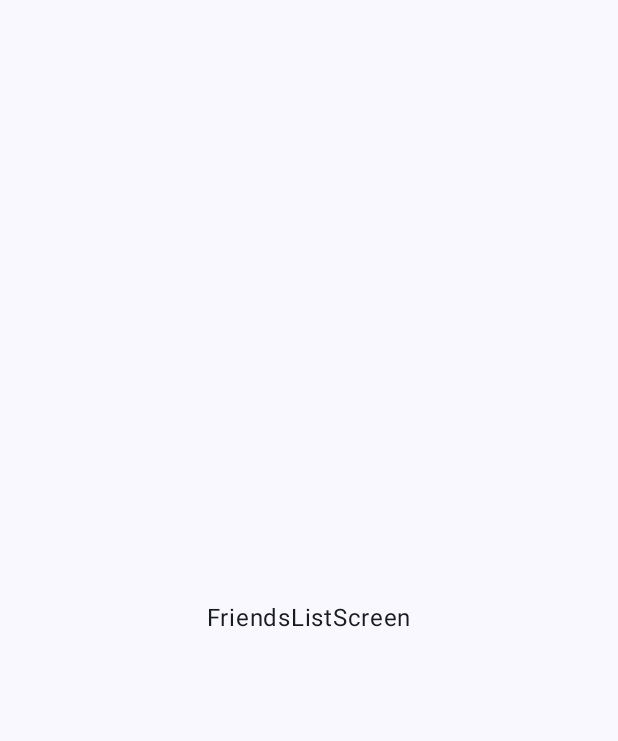
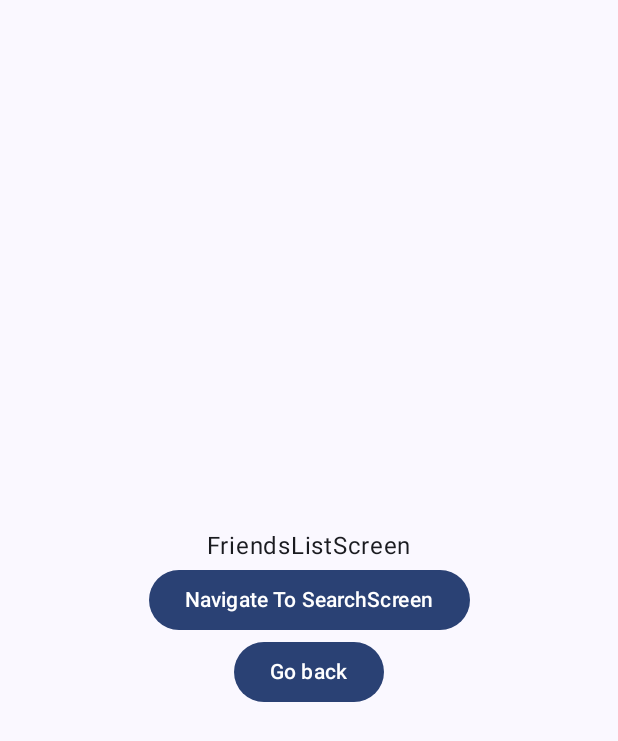
Before and after one commit to ArleyPereira/Compose-Navigation, an Android app built with Jetpack Compose: the FriendsListScreen screen opened through its navigation route, on a phone screen of 412 x 824 dp. Before the commit the part shown is almost empty. Shown: the top 741 px of the screen. Run offline under Robolectric (Android 15) with nearby library versions, the phone set to English and light mode, and no system bars.

Commit message:
Navegar por chamadas acionadas por outras funções de composição

```diff
--- a/app/src/main/java/br/com/hellodev/navigation/Graph.kt
+++ b/app/src/main/java/br/com/hellodev/navigation/Graph.kt
@@ -4,16 +4,41 @@ import androidx.compose.runtime.Composable
 import androidx.navigation.NavHostController
 import androidx.navigation.compose.NavHost
 import androidx.navigation.compose.composable
+import br.com.hellodev.navigation.screens.FriendsListScreen
+import br.com.hellodev.navigation.screens.HomeScreen
+import br.com.hellodev.navigation.screens.SearchScreen
 
 @Composable
 fun MyGraph(navController: NavHostController, startDestination: String) {
     NavHost(navController = navController, startDestination = startDestination) {
-        composable(route = "profile_screen") {
-            ProfileScreen()
+        composable(route = "home_screen") {
+            HomeScreen(
+                navigateToFriendsListScreen = {
+                    navController.navigate("friends_list_screen")
+                },
+                onBackPressed = {
+                    navController.popBackStack()
+                }
+            )
         }
 
         composable(route = "friends_list_screen") {
-            FriendsListScreen()
+            FriendsListScreen(
+                navigateToSearchScreen = {
+                    navController.navigate("search_screen")
+                },
+                onBackPressed = {
+                    navController.popBackStack()
+                }
+            )
+        }
+
+        composable(route = "search_screen") {
+            SearchScreen(
+                onBackPressed = {
+                    navController.popBackStack()
+                }
+            )
         }
     }
 }
--- a/app/src/main/java/br/com/hellodev/navigation/MainActivity.kt
+++ b/app/src/main/java/br/com/hellodev/navigation/MainActivity.kt
@@ -6,10 +6,7 @@ import androidx.activity.compose.setContent
 import androidx.compose.foundation.layout.fillMaxSize
 import androidx.compose.material3.MaterialTheme
 import androidx.compose.material3.Surface
-import androidx.compose.material3.Text
-import androidx.compose.runtime.Composable
 import androidx.compose.ui.Modifier
-import androidx.compose.ui.tooling.preview.Preview
 import androidx.navigation.compose.rememberNavController
 import br.com.hellodev.navigation.ui.theme.NavigationTheme
 
@@ -23,7 +20,7 @@ class MainActivity : ComponentActivity() {
                     color = MaterialTheme.colorScheme.background
                 ) {
                     val navController = rememberNavController()
-                    MyGraph(navController, startDestination = "friends_list_screen")
+                    MyGraph(navController, startDestination = "home_screen")
                 }
             }
         }
--- /dev/null
+++ b/app/src/main/java/br/com/hellodev/navigation/screens/FriendsListScreen.kt
@@ -0,0 +1,33 @@
+package br.com.hellodev.navigation.screens
+
+import androidx.compose.foundation.layout.Arrangement
+import androidx.compose.foundation.layout.Column
+import androidx.compose.foundation.layout.fillMaxSize
+import androidx.compose.material3.Button
+import androidx.compose.material3.Text
+import androidx.compose.runtime.Composable
+import androidx.compose.ui.Alignment
+import androidx.compose.ui.Modifier
+
+@Composable
+fun FriendsListScreen(
+    navigateToSearchScreen: () -> Unit,
+    onBackPressed: () -> Unit
+) {
+    Column(
+        modifier = Modifier
+            .fillMaxSize(),
+        verticalArrangement = Arrangement.Center,
+        horizontalAlignment = Alignment.CenterHorizontally
+    ) {
+        Text(text = "FriendsListScreen")
+
+        Button(onClick = { navigateToSearchScreen() }) {
+            Text(text = "Navigate To SearchScreen")
+        }
+
+        Button(onClick = { onBackPressed() }) {
+            Text(text = "Go back")
+        }
+    }
+}
--- a/app/src/main/java/br/com/hellodev/navigation/ProfileScreen.kt
+++ b/app/src/main/java/br/com/hellodev/navigation/screens/HomeScreen.kt
@@ -1,21 +1,33 @@
-package br.com.hellodev.navigation
+package br.com.hellodev.navigation.screens
 
 import androidx.compose.foundation.layout.Arrangement
 import androidx.compose.foundation.layout.Column
 import androidx.compose.foundation.layout.fillMaxSize
+import androidx.compose.material3.Button
 import androidx.compose.material3.Text
 import androidx.compose.runtime.Composable
 import androidx.compose.ui.Alignment
 import androidx.compose.ui.Modifier
 
 @Composable
-fun ProfileScreen() {
+fun HomeScreen(
+    navigateToFriendsListScreen: () -> Unit,
+    onBackPressed: () -> Unit
+) {
     Column(
         modifier = Modifier
             .fillMaxSize(),
         verticalArrangement = Arrangement.Center,
         horizontalAlignment = Alignment.CenterHorizontally
     ) {
-        Text(text = "ProfileScreen")
+        Text(text = "HomeScreen")
+
+        Button(onClick = { navigateToFriendsListScreen() }) {
+            Text(text = "Navigate To Friends ListScreen")
+        }
+
+        Button(onClick = { onBackPressed() }) {
+            Text(text = "Go back")
+        }
     }
 }
```
Also changed, not shown: app/src/main/java/br/com/hellodev/navigation/screens/SearchScreen.kt (renamed from app/src/main/java/br/com/hellodev/navigation/FriendsListScreen.kt, +10 -3 lines).
